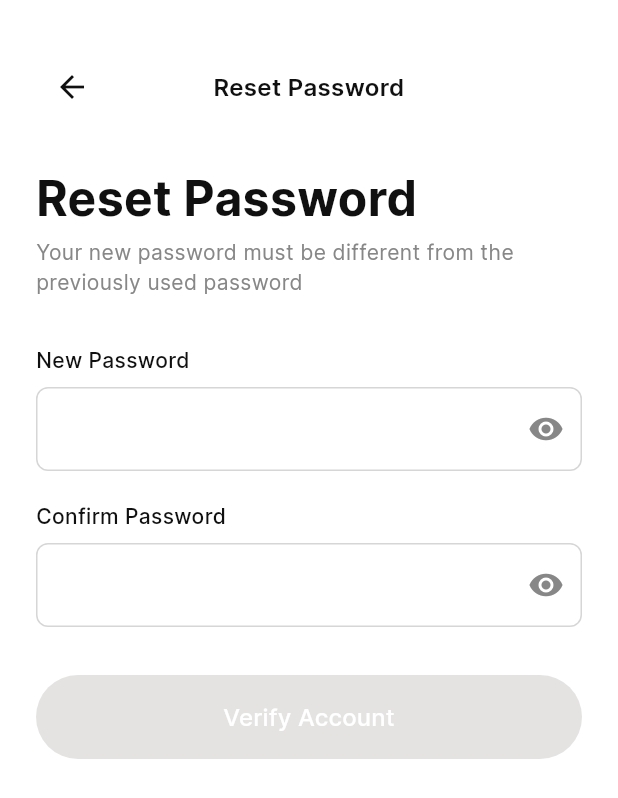
After one commit to DavidIjsud/e_commerce_app_base, a Flutter app: the ResetPasswordPage screen opened by its route, on a phone screen of 412 x 824 dp. The commit adds this screen. Shown: the top 798 px of the screen. Run offline on Flutter 3.47's test engine with Material 3 defaults, Android fonts, the phone set to English and light mode, and no system bars; our stand-ins replace equatable, flutter_bloc, flutter_svg, get_it, go_router.

Commit message:
Add reset password feature with BLoC state management, UI components, and internationalization support for English and Spanish. Implement reset password page, form, and header, along with necessary localization strings and navigation routes.

```diff
--- a/lib/features/recovery_password/presentation/blocs/blocs.dart
+++ b/lib/features/recovery_password/presentation/blocs/blocs.dart
@@ -4,3 +4,6 @@ export 'recovery_password_states.dart';
 export 'otp_verification_bloc.dart';
 export 'otp_verification_events.dart';
 export 'otp_verification_states.dart';
+export 'reset_password_bloc.dart';
+export 'reset_password_events.dart';
+export 'reset_password_states.dart';
--- /dev/null
+++ b/lib/features/recovery_password/presentation/blocs/reset_password_events.dart
@@ -0,0 +1,44 @@
+import 'package:equatable/equatable.dart';
+
+/// Base class for reset password events
+abstract class ResetPasswordEvent extends Equatable {
+  const ResetPasswordEvent();
+
+  @override
+  List<Object?> get props => [];
+}
+
+/// Event when new password is changed
+class ResetPasswordNewPasswordChanged extends ResetPasswordEvent {
+  const ResetPasswordNewPasswordChanged(this.password);
+
+  final String password;
+
+  @override
+  List<Object?> get props => [password];
+}
+
+/// Event when confirm password is changed
+class ResetPasswordConfirmPasswordChanged extends ResetPasswordEvent {
+  const ResetPasswordConfirmPasswordChanged(this.password);
+
+  final String password;
+
+  @override
+  List<Object?> get props => [password];
+}
+
+/// Event when new password visibility is toggled
+class ResetPasswordNewPasswordVisibilityToggled extends ResetPasswordEvent {
+  const ResetPasswordNewPasswordVisibilityToggled();
+}
+
+/// Event when confirm password visibility is toggled
+class ResetPasswordConfirmPasswordVisibilityToggled extends ResetPasswordEvent {
+  const ResetPasswordConfirmPasswordVisibilityToggled();
+}
+
+/// Event when form is submitted
+class ResetPasswordSubmitted extends ResetPasswordEvent {
+  const ResetPasswordSubmitted();
+}
--- /dev/null
+++ b/lib/features/recovery_password/presentation/blocs/reset_password_states.dart
@@ -0,0 +1,63 @@
+import 'package:equatable/equatable.dart';
+import 'package:e_commerce_app_base/features/recovery_password/presentation/models/reset_password_form_data.dart';
+
+/// Status enum for reset password
+enum ResetPasswordStatus { initial, loading, success, error }
+
+/// State for reset password
+class ResetPasswordState extends Equatable {
+  const ResetPasswordState({
+    this.status = ResetPasswordStatus.initial,
+    this.formData = const ResetPasswordFormData(),
+    this.isNewPasswordVisible = false,
+    this.isConfirmPasswordVisible = false,
+    this.errorMessage,
+    this.newPasswordError,
+    this.confirmPasswordError,
+  });
+
+  final ResetPasswordStatus status;
+  final ResetPasswordFormData formData;
+  final bool isNewPasswordVisible;
+  final bool isConfirmPasswordVisible;
+  final String? errorMessage;
+  final String? newPasswordError;
+  final String? confirmPasswordError;
+
+  ResetPasswordState copyWith({
+    ResetPasswordStatus? status,
+    ResetPasswordFormData? formData,
+    bool? isNewPasswordVisible,
+    bool? isConfirmPasswordVisible,
+    String? errorMessage,
+    String? newPasswordError,
+    String? confirmPasswordError,
+  }) {
+    return ResetPasswordState(
+      status: status ?? this.status,
+      formData: formData ?? this.formData,
+      isNewPasswordVisible: isNewPasswordVisible ?? this.isNewPasswordVisible,
+      isConfirmPasswordVisible:
+          isConfirmPasswordVisible ?? this.isConfirmPasswordVisible,
+      errorMessage: errorMessage,
+      newPasswordError: newPasswordError,
+      confirmPasswordError: confirmPasswordError,
+    );
+  }
+
+  bool get isInitial => status == ResetPasswordStatus.initial;
+  bool get isLoading => status == ResetPasswordStatus.loading;
+  bool get isSuccess => status == ResetPasswordStatus.success;
+  bool get isError => status == ResetPasswordStatus.error;
+
+  @override
+  List<Object?> get props => [
+    status,
+    formData,
+    isNewPasswordVisible,
+    isConfirmPasswordVisible,
+    errorMessage,
+    newPasswordError,
+    confirmPasswordError,
+  ];
+}
--- a/lib/features/recovery_password/presentation/models/models.dart
+++ b/lib/features/recovery_password/presentation/models/models.dart
@@ -1,2 +1,3 @@
 export 'recovery_password_form_data.dart';
 export 'otp_verification_form_data.dart';
+export 'reset_password_form_data.dart';
--- /dev/null
+++ b/lib/features/recovery_password/presentation/models/reset_password_form_data.dart
@@ -0,0 +1,25 @@
+import 'package:equatable/equatable.dart';
+
+/// Form data model for reset password
+class ResetPasswordFormData extends Equatable {
+  final String newPassword;
+  final String confirmPassword;
+
+  const ResetPasswordFormData({
+    this.newPassword = '',
+    this.confirmPassword = '',
+  });
+
+  ResetPasswordFormData copyWith({
+    String? newPassword,
+    String? confirmPassword,
+  }) {
+    return ResetPasswordFormData(
+      newPassword: newPassword ?? this.newPassword,
+      confirmPassword: confirmPassword ?? this.confirmPassword,
+    );
+  }
+
+  @override
+  List<Object?> get props => [newPassword, confirmPassword];
+}
--- /dev/null
+++ b/lib/features/recovery_password/presentation/pages/reset_password_page.dart
@@ -0,0 +1,51 @@
+import 'package:flutter/material.dart';
+import 'package:flutter_bloc/flutter_bloc.dart';
+import 'package:go_router/go_router.dart';
+import 'package:e_commerce_app_base/features/recovery_password/presentation/blocs/reset_password_bloc.dart';
+import 'package:e_commerce_app_base/features/recovery_password/presentation/blocs/reset_password_states.dart';
+import 'package:e_commerce_app_base/features/recovery_password/presentation/widgets/reset_password_header.dart';
+import 'package:e_commerce_app_base/features/recovery_password/presentation/widgets/reset_password_form.dart';
+import 'package:e_commerce_app_base/injector.dart';
+import 'package:e_commerce_app_base/navigation/app_router.dart';
+
+/// Main reset password page
+///
+/// Displays form to reset user password
+class ResetPasswordPage extends StatelessWidget {
+  const ResetPasswordPage({super.key});
+
+  @override
+  Widget build(BuildContext context) {
+    return BlocProvider(
+      create: (context) => Get.injector<ResetPasswordBloc>(),
+      child: BlocListener<ResetPasswordBloc, ResetPasswordState>(
+        listener: (context, state) {
+          if (state.isSuccess) {
+            // TODO: Navigate to success page or login page
+            // For now, navigate to login
+            context.go(AppRouter.login);
+          }
+        },
+        child: Scaffold(
+          backgroundColor: Colors.white,
+          body: SafeArea(
+            child: SingleChildScrollView(
+              padding: const EdgeInsets.all(24),
+              child: Column(
+                crossAxisAlignment: CrossAxisAlignment.start,
+                children: [
+                  const SizedBox(height: 10),
+                  // Header
+                  const ResetPasswordHeader(),
+                  const SizedBox(height: 32),
+                  // Form
+                  const ResetPasswordForm(),
+                ],
+              ),
+            ),
+          ),
+        ),
+      ),
+    );
+  }
+}
--- /dev/null
+++ b/lib/features/recovery_password/presentation/widgets/reset_password_form.dart
@@ -0,0 +1,149 @@
+import 'package:flutter/material.dart';
+import 'package:flutter_bloc/flutter_bloc.dart';
+import 'package:e_commerce_app_base/features/recovery_password/presentation/blocs/reset_password_bloc.dart';
+import 'package:e_commerce_app_base/features/recovery_password/presentation/blocs/reset_password_events.dart';
+import 'package:e_commerce_app_base/features/recovery_password/presentation/blocs/reset_password_states.dart';
+import 'package:e_commerce_app_base/core/widgets/app_text_form_field.dart';
+import 'package:e_commerce_app_base/core/widgets/primary_button.dart';
+import 'package:e_commerce_app_base/injector.dart';
+import 'package:e_commerce_app_base/config/config.dart';
+import 'package:e_commerce_app_base/l10n/app_localizations.dart';
+
+/// Form widget for reset password page
+///
+/// Displays password fields and submit button
+class ResetPasswordForm extends StatelessWidget {
+  const ResetPasswordForm({super.key});
+
+  @override
+  Widget build(BuildContext context) {
+    final config = Get.injector<Config>();
+    final colors = config.theme.themeColors;
+    final typography = config.theme.typography;
+    final l10n = AppLocalizations.of(context)!;
+
+    return BlocBuilder<ResetPasswordBloc, ResetPasswordState>(
+      builder: (context, state) {
+        return Column(
+          crossAxisAlignment: CrossAxisAlignment.start,
+          children: [
+            // Main title
+            Text(
+              l10n.reset_password_title,
+              style: typography.heading1Bold
+                  .copyWith(color: colors.neutral100)
+                  .copyWith(fontSize: 32),
+            ),
+            const SizedBox(height: 8),
+            // Instructional text
+            Text(
+              l10n.reset_password_instruction,
+              style: typography.bodyMediumRegular.copyWith(
+                color: colors.neutral60,
+              ),
+            ),
+            const SizedBox(height: 32),
+            // New Password Field
+            Column(
+              crossAxisAlignment: CrossAxisAlignment.start,
+              children: [
+                AppTextFormField(
+                  label: l10n.reset_password_new_password_label,
+                  initialValue: state.formData.newPassword,
+                  onChanged: (value) {
+                    context.read<ResetPasswordBloc>().add(
+                      ResetPasswordNewPasswordChanged(value),
+                    );
+                  },
+                  obscureText: !state.isNewPasswordVisible,
+                  textInputAction: TextInputAction.next,
+                  suffixIcon: IconButton(
+                    onPressed: () {
+                      context.read<ResetPasswordBloc>().add(
+                        const ResetPasswordNewPasswordVisibilityToggled(),
+                      );
+                    },
+                    icon: Icon(
+                      state.isNewPasswordVisible
+                          ? Icons.visibility_off
+                          : Icons.visibility,
+                      color: colors.neutral60,
+                    ),
+                  ),
+                ),
+                if (state.newPasswordError != null) ...[
+                  const SizedBox(height: 4),
+                  Text(
+                    state.newPasswordError!,
+                    style: typography.bodySmallRegular.copyWith(
+                      color: colors.neutral60,
+                      fontSize: 12,
+                    ),
+                  ),
+                ],
+              ],
+            ),
+            const SizedBox(height: 20),
+            // Confirm Password Field
+            Column(
+              crossAxisAlignment: CrossAxisAlignment.start,
+              children: [
+                AppTextFormField(
+                  label: l10n.reset_password_confirm_password_label,
+                  initialValue: state.formData.confirmPassword,
+                  onChanged: (value) {
+                    context.read<ResetPasswordBloc>().add(
+                      ResetPasswordConfirmPasswordChanged(value),
+                    );
+                  },
+                  obscureText: !state.isConfirmPasswordVisible,
+                  textInputAction: TextInputAction.done,
+                  suffixIcon: IconButton(
+                    onPressed: () {
+                      context.read<ResetPasswordBloc>().add(
+                        const ResetPasswordConfirmPasswordVisibilityToggled(),
+                      );
+                    },
+                    icon: Icon(
+                      state.isConfirmPasswordVisible
+                          ? Icons.visibility_off
+                          : Icons.visibility,
+                      color: colors.neutral60,
+                    ),
+                  ),
+                ),
+                if (state.confirmPasswordError != null) ...[
+                  const SizedBox(height: 4),
+                  Text(
+                    state.confirmPasswordError!,
+                    style: typography.bodySmallRegular.copyWith(
+                      color: colors.neutral60,
+                      fontSize: 12,
+                    ),
+                  ),
+                ],
+              ],
+            ),
+            const SizedBox(height: 32),
+            // Verify Account Button
+            PrimaryButton(
+              text: l10n.reset_password_verify_button,
+              onPressed:
+                  state.formData.newPassword.isNotEmpty &&
+                      state.formData.confirmPassword.isNotEmpty &&
+                      state.newPasswordError == null &&
+                      state.confirmPasswordError == null
+                  ? () {
+                      context.read<ResetPasswordBloc>().add(
+                        const ResetPasswordSubmitted(),
+                      );
+                    }
+                  : null,
+              isLoading: state.isLoading,
+            ),
+          ],
+        );
+      },
+    );
+  }
+}
--- /dev/null
+++ b/lib/features/recovery_password/presentation/widgets/reset_password_header.dart
@@ -0,0 +1,41 @@
+import 'package:flutter/material.dart';
+import 'package:go_router/go_router.dart';
+import 'package:e_commerce_app_base/injector.dart';
+import 'package:e_commerce_app_base/config/config.dart';
+import 'package:e_commerce_app_base/l10n/app_localizations.dart';
+
+/// Header widget for reset password page
+///
+/// Displays back button and title
+class ResetPasswordHeader extends StatelessWidget {
+  const ResetPasswordHeader({super.key});
+
+  @override
+  Widget build(BuildContext context) {
+    final config = Get.injector<Config>();
+    final colors = config.theme.themeColors;
+    final typography = config.theme.typography;
+    final l10n = AppLocalizations.of(context)!;
+
+    return Row(
+      children: [
+        IconButton(
+          onPressed: () => context.pop(),
+          icon: Icon(Icons.arrow_back, color: colors.neutral100),
+        ),
+        Expanded(
+          child: Text(
+            l10n.reset_password_title,
+            style: typography.bodyLargeSemibold.copyWith(
+              color: colors.neutral100,
+              fontSize: 16,
+            ),
+            textAlign: TextAlign.center,
+          ),
+        ),
+        // Spacer to balance the back button
+        SizedBox(width: 48),
+      ],
+    );
+  }
+}
--- a/lib/features/recovery_password/presentation/widgets/widgets.dart
+++ b/lib/features/recovery_password/presentation/widgets/widgets.dart
@@ -3,3 +3,5 @@ export 'recovery_password_form.dart';
 export 'otp_verification_header.dart';
 export 'otp_verification_content.dart';
 export 'otp_verification_timer.dart';
+export 'reset_password_header.dart';
+export 'reset_password_form.dart';
--- a/lib/injector.dart
+++ b/lib/injector.dart
@@ -3,6 +3,7 @@ import 'package:e_commerce_app_base/features/onboarding/presentation/blocs/onboa
 import 'package:e_commerce_app_base/features/login/presentation/blocs/login_bloc.dart';
 import 'package:e_commerce_app_base/features/registration/presentation/blocs/registration_bloc.dart';
 import 'package:e_commerce_app_base/features/recovery_password/presentation/blocs/recovery_password_bloc.dart';
+import 'package:e_commerce_app_base/features/recovery_password/presentation/blocs/reset_password_bloc.dart';
 import 'package:e_commerce_app_base/features/home/presentation/blocs/home_bloc.dart';
 import 'package:e_commerce_app_base/navigation/app_router.dart';
 import 'package:go_router/go_router.dart';
@@ -30,6 +31,9 @@ class Get {
     // Register recovery password bloc as factory (fresh instance each time)
     injector.registerFactory(() => RecoveryPasswordBloc());
 
+    // Register reset password bloc as factory (fresh instance each time)
+    injector.registerFactory(() => ResetPasswordBloc());
+
     // Register home bloc as factory (fresh instance each time)
     injector.registerFactory(() => HomeBloc());
 
--- a/lib/l10n/app_localizations.dart
+++ b/lib/l10n/app_localizations.dart
@@ -433,6 +433,36 @@ abstract class AppLocalizations {
   /// In en, this message translates to:
   /// **'Profile'**
   String get home_bottom_nav_profile;
+
+  /// No description provided for @reset_password_title.
+  ///
+  /// In en, this message translates to:
+  /// **'Reset Password'**
+  String get reset_password_title;
+
+  /// No description provided for @reset_password_instruction.
+  ///
+  /// In en, this message translates to:
+  /// **'Your new password must be different from the previously used password'**
+  String get reset_password_instruction;
+
+  /// No description provided for @reset_password_new_password_label.
+  ///
+  /// In en, this message translates to:
+  /// **'New Password'**
+  String get reset_password_new_password_label;
+
+  /// No description provided for @reset_password_confirm_password_label.
+  ///
+  /// In en, this message translates to:
+  /// **'Confirm Password'**
+  String get reset_password_confirm_password_label;
+
+  /// No description provided for @reset_password_verify_button.
+  ///
+  /// In en, this message translates to:
+  /// **'Verify Account'**
+  String get reset_password_verify_button;
 }
 
 class _AppLocalizationsDelegate
--- a/lib/l10n/app_localizations_en.dart
+++ b/lib/l10n/app_localizations_en.dart
@@ -185,4 +185,20 @@ class AppLocalizationsEn extends AppLocalizations {
 
   @override
   String get home_bottom_nav_profile => 'Profile';
+
+  @override
+  String get reset_password_title => 'Reset Password';
+
+  @override
+  String get reset_password_instruction =>
+      'Your new password must be different from the previously used password';
+
+  @override
+  String get reset_password_new_password_label => 'New Password';
+
+  @override
+  String get reset_password_confirm_password_label => 'Confirm Password';
+
+  @override
+  String get reset_password_verify_button => 'Verify Account';
 }
--- a/lib/l10n/app_localizations_es.dart
+++ b/lib/l10n/app_localizations_es.dart
@@ -187,4 +187,20 @@ class AppLocalizationsEs extends AppLocalizations {
 
   @override
   String get home_bottom_nav_profile => 'Perfil';
+
+  @override
+  String get reset_password_title => 'Restablecer Contraseña';
+
+  @override
+  String get reset_password_instruction =>
+      'Tu nueva contraseña debe ser diferente de la contraseña previamente usada';
+
+  @override
+  String get reset_password_new_password_label => 'Nueva Contraseña';
+
+  @override
+  String get reset_password_confirm_password_label => 'Confirmar Contraseña';
+
+  @override
+  String get reset_password_verify_button => 'Verificar Cuenta';
 }
--- a/lib/navigation/app_router.dart
+++ b/lib/navigation/app_router.dart
@@ -4,6 +4,7 @@ import 'package:e_commerce_app_base/features/login/presentation/pages/login_page
 import 'package:e_commerce_app_base/features/registration/presentation/pages/registration_page.dart';
 import 'package:e_commerce_app_base/features/recovery_password/presentation/pages/recovery_password_page.dart';
 import 'package:e_commerce_app_base/features/recovery_password/presentation/pages/otp_verification_page.dart';
+import 'package:e_commerce_app_base/features/recovery_password/presentation/pages/reset_password_page.dart';
 import 'package:e_commerce_app_base/features/home/presentation/pages/home_page.dart';
 
 /// Application router configuration
@@ -16,6 +17,7 @@ class AppRouter {
   static const String registration = '/registration';
   static const String recoveryPassword = '/recovery-password';
   static const String otpVerification = '/otp-verification';
+  static const String resetPassword = '/reset-password';
   static const String home = '/home';
 
   /// Create and configure the GoRouter instance
@@ -52,6 +54,11 @@ class AppRouter {
           },
         ),
         GoRoute(
+          path: resetPassword,
+          name: 'reset-password',
+          builder: (context, state) => const ResetPasswordPage(),
+        ),
+        GoRoute(
           path: home,
           name: 'home',
           builder: (context, state) => const HomePage(),
```
Also changed, not shown: assets/intl/intl_en.arb (+8 -1 lines), assets/intl/intl_es.arb (+8 -1 lines), lib/features/recovery_password/presentation/blocs/otp_verification_bloc.dart (+7 -6 lines), lib/features/recovery_password/presentation/blocs/reset_password_bloc.dart (added, +143 -0 lines), lib/features/recovery_password/presentation/pages/otp_verification_page.dart (+5 -3 lines).
